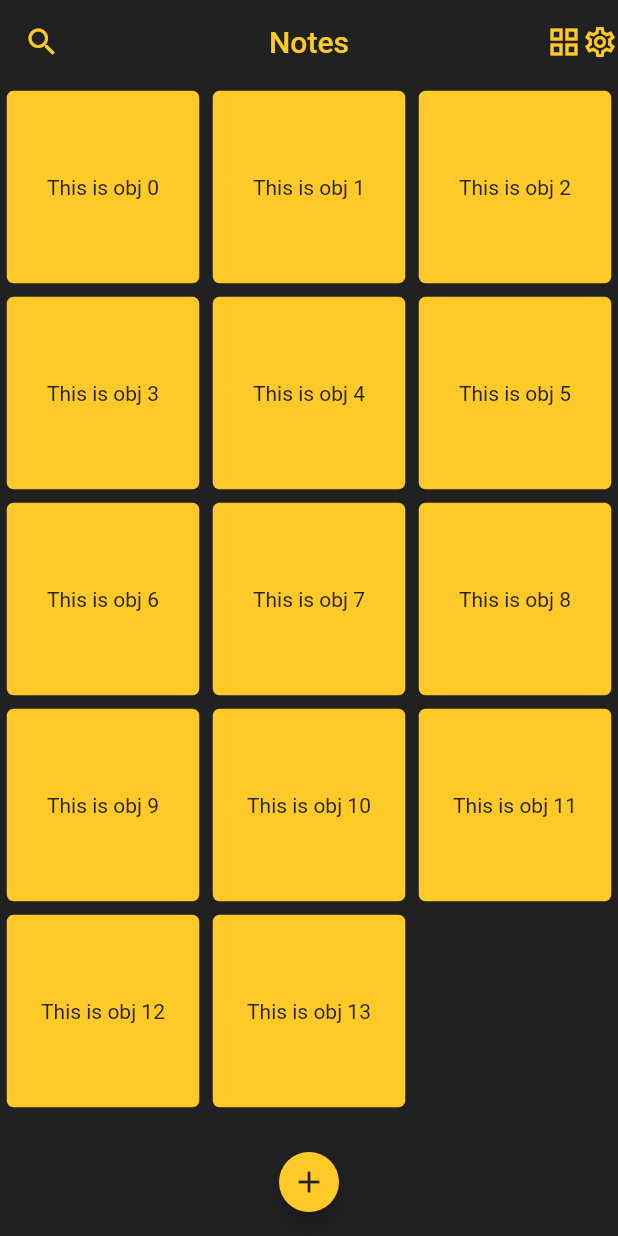
After one commit to AmineAbeidDev/my_notes, a Flutter app: the screen it shows after launch, on a phone screen of 412 x 824 dp. The commit adds this screen. Run offline on Flutter 3.47's test engine with Material 2 defaults, Android fonts, the phone set to English and light mode, and no system bars; our stand-ins replace sqflite; accounts and stored records are empty.

Commit message:
views theme updated

```diff
--- a/lib/constants/colors.dart
+++ b/lib/constants/colors.dart
@@ -1,9 +1,9 @@
 import 'package:flutter/material.dart';
 
-const mainColor = Color.fromARGB(255, 33, 33, 33);
-const lighterMainColor = Color.fromARGB(255, 50, 50, 50);
-const darkerButtonColor = Color.fromARGB(255, 13, 115, 119);
-const buttonColor = Color.fromARGB(255, 20, 255, 236);
+const primaryColor = Color.fromARGB(255, 33, 33, 33);
+const lighterPrimaryColor = Color.fromARGB(255, 50, 50, 50);
+const darkerSecondaryColor = Color.fromARGB(255, 13, 115, 119);
+final secondaryColor = Colors.amber.shade400;
 
 // class LoginView extends StatefulWidget {
 //   const LoginView({super.key});
--- a/lib/constants/database.dart
+++ b/lib/constants/database.dart
@@ -1,4 +1,4 @@
 const dbName = 'database.db';
 const tableName = 'note';
 const dbQuery =
-    'CREATE TABLE $tableName (id INTEGER PRIMARY KEY, content TEXT, created TEXT, last_update TEXT)';
+    'CREATE TABLE $tableName (id INTEGER PRIMARY KEY, content TEXT, created TEXT, last_update TEXT, title TEXT)';
--- a/lib/main.dart
+++ b/lib/main.dart
@@ -1,11 +1,10 @@
+import 'package:my_notes/storage/local_storage/local_storage_manager.dart';
+import 'package:my_notes/constants/colors.dart';
+import 'package:my_notes/view/note_view.dart';
+import 'package:flutter/material.dart';
 import 'dart:developer';
 
-import 'package:my_notes/constants/colors.dart';
-import 'package:my_notes/constants/database.dart';
-import 'package:my_notes/local_storage/database.dart';
-import 'package:my_notes/local_storage/local_storage_manager.dart';
-import 'package:my_notes/view/note_view.dart';
-import 'package:flutter/material.dart';
+import 'package:my_notes/view/notes_view.dart';
 
 void main() async {
   WidgetsFlutterBinding.ensureInitialized();
@@ -31,8 +30,8 @@ class MyApp extends StatelessWidget {
   Widget build(BuildContext context) {
     return const MaterialApp(
       home: Scaffold(
-        body: NoteView(),
-        backgroundColor: mainColor,
+        body: NotesView(),
+        backgroundColor: primaryColor,
       ),
     );
   }
--- a/lib/local_storage/database.dart
+++ b/lib/storage/local_storage/database.dart
@@ -1,11 +1,13 @@
 import 'package:my_notes/constants/database.dart';
 
 class Note {
+  final String? title;
   final String content;
   final String created;
   final String lastUpdate;
 
   Note({
+    this.title,
     required this.content,
     required this.created,
     required this.lastUpdate,
@@ -14,6 +16,7 @@ class Note {
   // columns in the database.
   Map<String, dynamic> toMap() {
     return {
+      'title': title,
       'content': content,
       'created': created,
       'last_update': lastUpdate,
@@ -24,6 +27,6 @@ class Note {
   // each dog when using the print statement.
   @override
   String toString() {
-    return '$dbName{content: $content, created: $created, last_update: $lastUpdate}';
+    return '$dbName{title: $title, content: $content, created: $created, last_update: $lastUpdate}';
   }
 }
--- a/lib/local_storage/local_storage_manager.dart
+++ b/lib/storage/local_storage/local_storage_manager.dart
@@ -1,7 +1,7 @@
 import 'dart:developer';
 
 import 'package:my_notes/constants/database.dart';
-import 'package:my_notes/local_storage/database.dart';
+import 'package:my_notes/storage/local_storage/database.dart';
 import 'package:path/path.dart';
 import 'package:sqflite/sqflite.dart';
 
@@ -81,11 +81,12 @@ class LocalStorage {
   //! converts map of notes to a list
   Future<List<Note>> notesToList() async {
     final db = database;
-    final List<Map<String, dynamic>> maps = await db.query('dogs');
+    final List<Map<String, dynamic>> maps = await db.query(tableName);
 
     // Convert the List<Map<String, dynamic> into a List<Dog>.
     return List.generate(maps.length, (i) {
       return Note(
+        title: maps[i]['title'],
         content: maps[i]['content'],
         created: maps[i]['created'],
         lastUpdate: maps[i]['last_update'],
--- /dev/null
+++ b/lib/view/notes_view.dart
@@ -0,0 +1,84 @@
+import 'dart:developer';
+import 'package:flutter/material.dart';
+import 'package:my_notes/constants/colors.dart';
+
+class NotesView extends StatefulWidget {
+  const NotesView({super.key});
+
+  @override
+  State<NotesView> createState() => _NotesViewState();
+}
+
+class _NotesViewState extends State<NotesView> {
+  @override
+  void initState() {
+    super.initState();
+  }
+
+  @override
+  Widget build(BuildContext context) {
+    return Scaffold(
+      backgroundColor: primaryColor,
+      body: CustomScrollView(
+        //clipBehavior: Clip.antiAlias,
+        slivers: [
+          SliverAppBar(
+            leading: const Icon(
+              Icons.search,
+            ),
+            actions: const [
+              Icon(
+                Icons.grid_view,
+              ),
+              Icon(
+                Icons.settings_outlined,
+              ),
+            ],
+            backgroundColor: primaryColor,
+            foregroundColor: secondaryColor,
+            title: const Text('Notes'),
+            centerTitle: true,
+          ),
+          SliverGrid(
+            gridDelegate: const SliverGridDelegateWithMaxCrossAxisExtent(
+              maxCrossAxisExtent: 200,
+            ),
+            delegate: SliverChildBuilderDelegate((context, index) {
+              return GestureDetector(
+                onTap: () {
+                  log('$index detected');
+                },
+                child: Container(
+                  margin: const EdgeInsets.all(4.5),
+                  decoration: BoxDecoration(
+                    borderRadius: const BorderRadius.all(Radius.circular(4.5)),
+                    color: secondaryColor,
+                  ),
+                  alignment: Alignment.center,
+                  child: Text(
+                    style: const TextStyle(color: primaryColor),
+                    'This is obj $index',
+                  ),
+                  //constraints: BoxConstraints(maxHeight: ),
+                ),
+              );
+            }, childCount: 14),
+          ),
+        ],
+      ),
+      floatingActionButtonLocation:
+          FloatingActionButtonLocation.miniCenterFloat,
+      floatingActionButton: FloatingActionButton(
+        backgroundColor: secondaryColor,
+        foregroundColor: primaryColor,
+        splashColor: primaryColor,
+        mini: true,
+        tooltip: 'Add a new note',
+        child: const Icon(Icons.add),
+        onPressed: () {
+          log('Add pressed');
+        },
+      ),
+    );
+  }
+}
```
Also changed, not shown: lib/view/login_view.dart (+5 -5 lines), lib/view/note_view.dart (+91 -7 lines).
